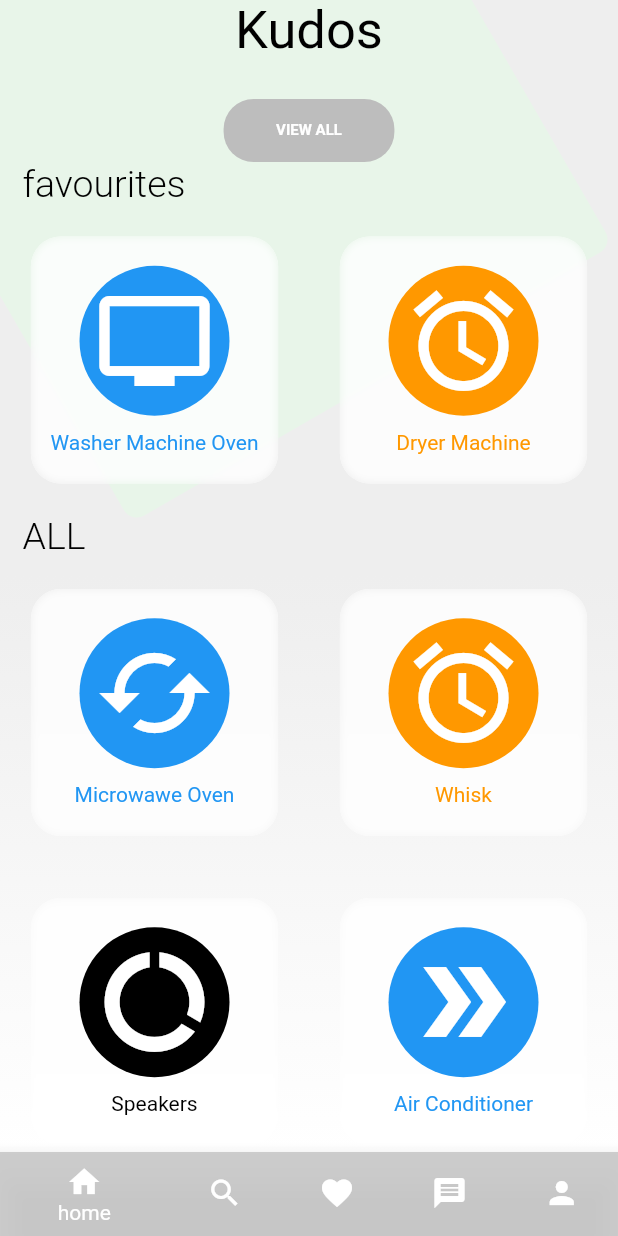
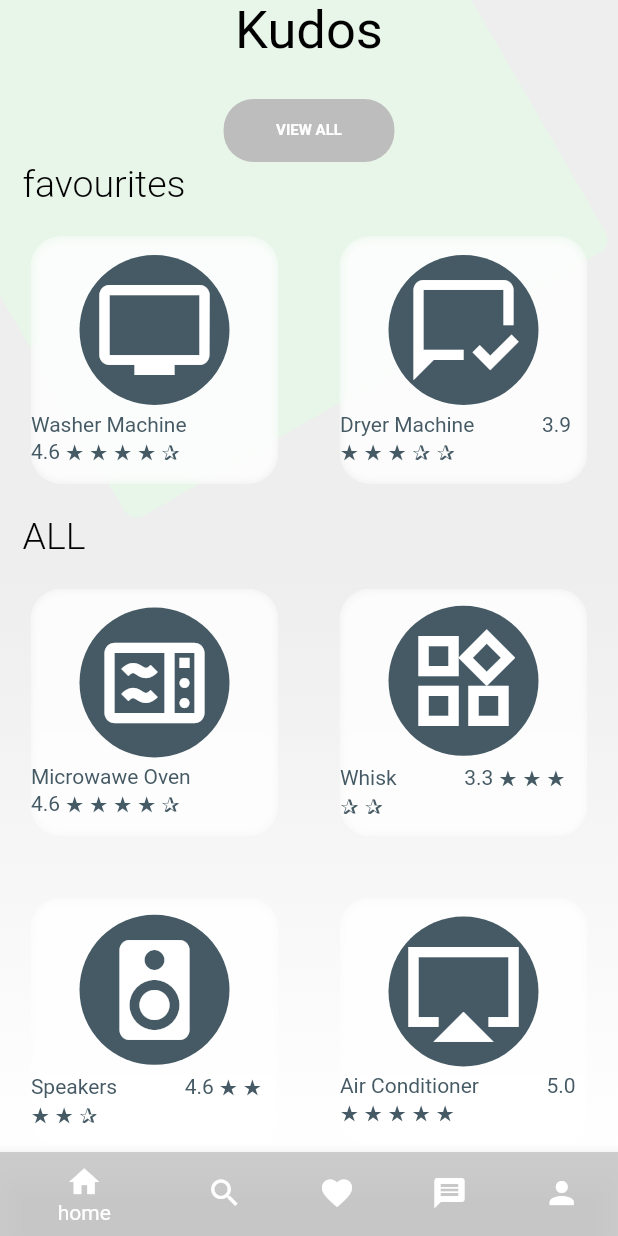
Before and after one commit to ANGIEDELRIO/PRACTICA04, a Flutter app: the screen it shows after launch, on a phone screen of 412 x 824 dp. Run offline on Flutter 3.47's test engine with Material 2 defaults, Android fonts, the phone set to English and light mode, and no system bars; missing offline and left inert: dart:html.

Commit message:
cuarto commit

```diff
--- a/lib/InputPage.dart
+++ b/lib/InputPage.dart
@@ -26,7 +26,6 @@ class InputPage extends StatelessWidget {
                       Content2(),
                       TextoSecundario(textoSecundario: 'ALL'),
                       Content(),
-                      img()
                     ],
                   ),
                 )),
@@ -132,14 +131,14 @@ class Content2 extends StatelessWidget {
       TableRow(
         children: [
           Item(
-            color: Colors.blue,
+            color: Colors.blueGrey[700],
             icon: Icons.tv,
-            texto: 'Washer Machine Oven',
+            texto: 'Washer Machine              4.6 ★ ★ ★ ★ ✰',
           ),
           Item(
-            color: Colors.orange,
-            icon: Icons.access_alarm,
-            texto: 'Dryer Machine',
+            color: Colors.blueGrey[700],
+            icon: Icons.mark_chat_read_outlined,
+            texto: 'Dryer Machine             3.9 ★ ★ ★ ✰ ✰',
           ),
         ],
       ),
@@ -154,35 +153,35 @@ class Content extends StatelessWidget {
       children: [
         TableRow(children: [
           Item(
-            color: Colors.blue,
-            icon: Icons.cached,
-            texto: 'Microwawe Oven',
+            color: Colors.blueGrey[700],
+            icon: Icons.microwave_outlined,
+            texto: 'Microwawe Oven             4.6 ★ ★ ★ ★ ✰',
           ),
           Item(
-            color: Colors.orange,
-            icon: Icons.access_alarm,
-            texto: 'Whisk',
+            color: Colors.blueGrey[700],
+            icon: Icons.widgets_outlined,
+            texto: 'Whisk             3.3 ★ ★ ★ ✰ ✰',
           ),
         ]),
         TableRow(children: [
           Item(
-            color: Colors.black,
-            icon: Icons.data_usage,
-            texto: 'Speakers',
+            color: Colors.blueGrey[700],
+            icon: Icons.speaker,
+            texto: 'Speakers             4.6 ★ ★ ★ ★ ✰',
           ),
           Item(
-              color: Colors.blue,
-              icon: Icons.double_arrow,
-              texto: 'Air Conditioner'),
+              color: Colors.blueGrey[700],
+              icon: Icons.airplay_sharp,
+              texto: 'Air Conditioner             5.0 ★ ★ ★ ★ ★'),
         ]),
         TableRow(children: [
           Item(
-            color: Colors.blueGrey[400],
+            color: Colors.blueGrey[700],
             icon: Icons.radio,
             texto: 'Radio             4.1 ★ ★ ★ ★ ✰ ',
           ),
           Item(
-            color: Colors.blueGrey[400],
+            color: Colors.blueGrey[700],
             icon: Icons.tv,
             texto: 'Television             5.0 ★ ★ ★ ★ ★',
           ),
@@ -190,34 +189,6 @@ class Content extends StatelessWidget {
       ],
     );
   }
-}
-
-Widget img() {
-  return Padding(
-    padding: const EdgeInsets.all(50.0),
-    child: Container(
-        child: Column(
-      children: <Widget>[
-        Container(
-          margin: EdgeInsets.symmetric(horizontal: 8),
-          decoration: BoxDecoration(
-            borderRadius: BorderRadius.circular(1),
-          ),
-          child: Container(
-            padding: EdgeInsets.all(2),
-            child: ClipRRect(
-              borderRadius: BorderRadius.circular(10),
-              child: Image(
-                  image: NetworkImage('assets/imagen1.png'),
-                  height: 100,
-                  width: 100,
-                  fit: BoxFit.cover),
-            ),
-          ),
-        ),
-      ],
-    )),
-  );
 }
 
 class Item extends StatelessWidget {
```
